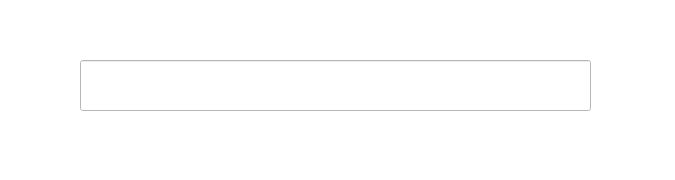
Above: librarymanage/trasach.ui from DTTaze/Qt-Library-Management before the change. Below: the same form after it.
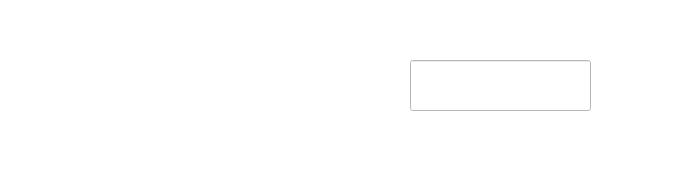
That is the form after the change.

Patch:
```diff
--- a/librarymanage/trasach.ui
+++ b/librarymanage/trasach.ui
@@ -28,9 +28,9 @@
    <widget class="QLineEdit" name="lineEdit">
     <property name="geometry">
      <rect>
-      <x>160</x>
+      <x>490</x>
       <y>70</y>
-      <width>511</width>
+      <width>181</width>
       <height>51</height>
      </rect>
     </property>
```
